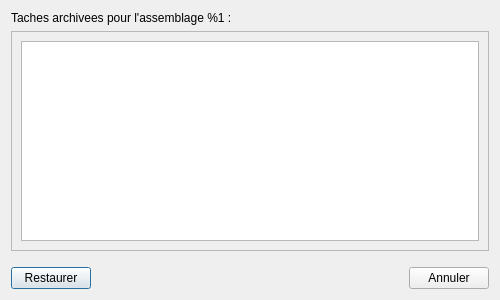
This is Src/MatisseServer/ui/RestoreJobsDialog.ui in IfremerUnderwater/Matisse as Qt 5 draws it before an edit. The edited form follows.
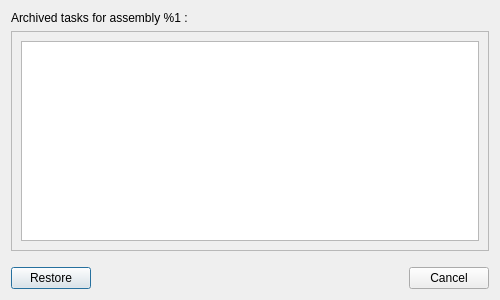
This is the edited form.

```diff
--- a/Src/MatisseServer/ui/RestoreJobsDialog.ui
+++ b/Src/MatisseServer/ui/RestoreJobsDialog.ui
@@ -17,7 +17,7 @@
    <item>
     <widget class="QLabel" name="_LA_jobsToRestore">
      <property name="text">
-      <string>Taches archivees pour l'assemblage %1 :</string>
+      <string>Archived tasks for assembly %1 :</string>
      </property>
     </widget>
    </item>
@@ -64,7 +64,7 @@
      <item>
       <widget class="QPushButton" name="_PB_save">
        <property name="text">
-        <string>Restaurer</string>
+        <string>Restore</string>
        </property>
       </widget>
      </item>
@@ -84,7 +84,7 @@
      <item>
       <widget class="QPushButton" name="_PB_cancel">
        <property name="text">
-        <string>Annuler</string>
+        <string>Cancel</string>
        </property>
       </widget>
      </item>
```
